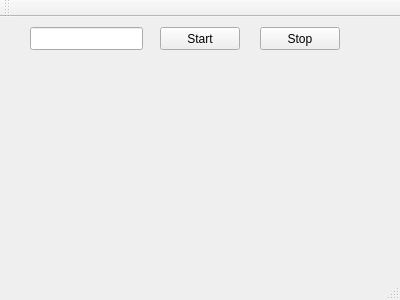
This is mainwindow.ui in RinCode/dpi-ui as Qt 5 draws it before an edit. The edited form follows.
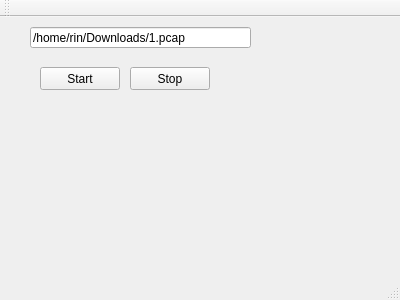
This is the edited form.

Patch:
```diff
--- a/mainwindow.ui
+++ b/mainwindow.ui
@@ -19,16 +19,19 @@
      <rect>
       <x>30</x>
       <y>10</y>
-      <width>113</width>
-      <height>23</height>
+      <width>221</width>
+      <height>21</height>
      </rect>
     </property>
+    <property name="text">
+     <string>/home/rin/Downloads/1.pcap</string>
+    </property>
    </widget>
    <widget class="QPushButton" name="startCapture">
     <property name="geometry">
      <rect>
-      <x>160</x>
-      <y>10</y>
+      <x>40</x>
+      <y>50</y>
       <width>80</width>
       <height>23</height>
      </rect>
@@ -40,8 +43,8 @@
    <widget class="QPushButton" name="stopCapture">
     <property name="geometry">
      <rect>
-      <x>260</x>
-      <y>10</y>
+      <x>130</x>
+      <y>50</y>
       <width>80</width>
       <height>23</height>
      </rect>
```
